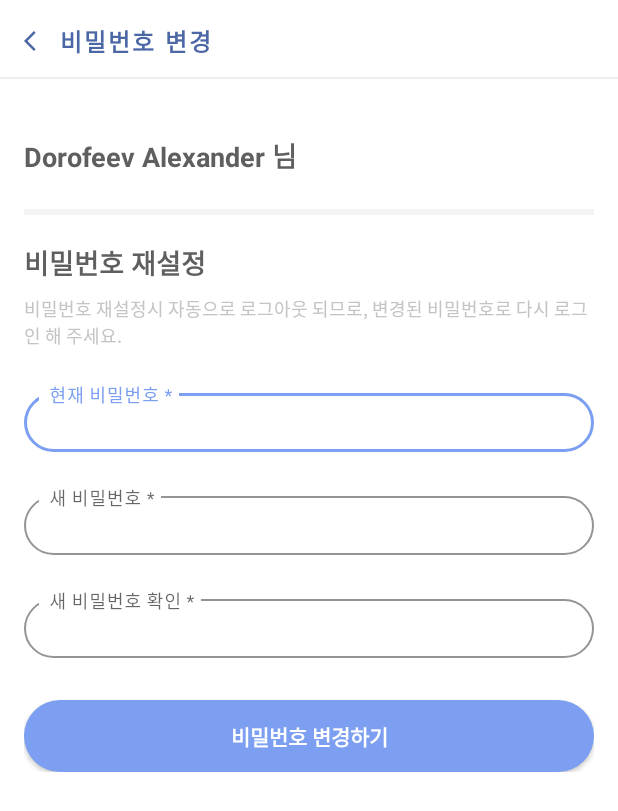
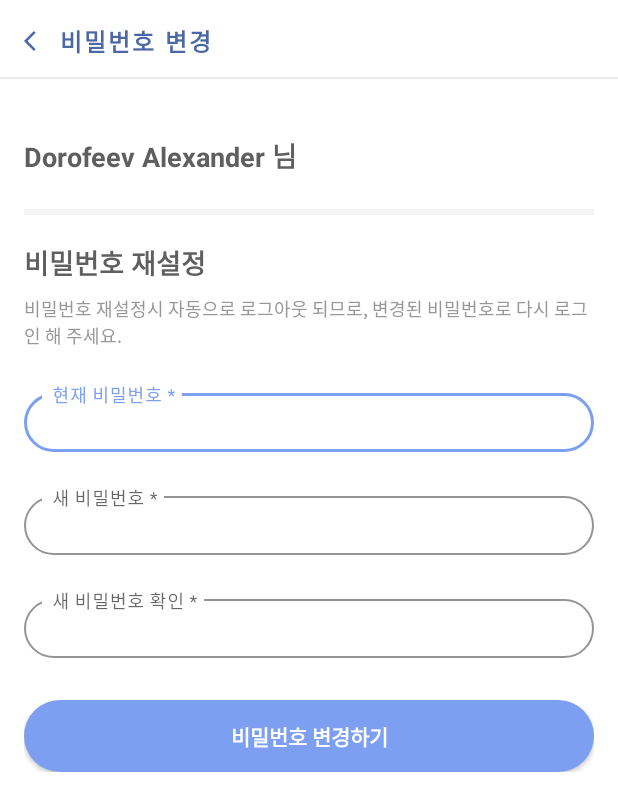
Before and after one commit to MapoTenTeam/APP, an Android app: the layout fragment_business_account_01_03.xml on its own in the app's theme, with its tools: preview values and no code run, on a phone screen of 412 x 824 dp. Shown: the top 811 px of the screen. Run offline under Robolectric (Android 15) with nearby library versions, the phone set to English and light mode, and no system bars.

Commit message:
ADD : style

```diff
--- a/MapoTen/app/src/main/res/layout/fragment_business_account_01_03.xml
+++ b/MapoTen/app/src/main/res/layout/fragment_business_account_01_03.xml
@@ -23,19 +23,19 @@
             android:drawableLeft="@drawable/ic_baseline_arrow_back_16"
             android:text="비밀번호 변경"
             android:textColor="@color/main_darkBlue"
-            android:textSize="16sp"
+            android:textSize="@dimen/text_16"
             android:textStyle="bold" />
 
         <View
             android:layout_width="match_parent"
             android:layout_height="1dp"
-            android:background="#50c4c4c4" />
+            android:background="#60c4c4c4" />
     </LinearLayout>
 
     <androidx.constraintlayout.widget.ConstraintLayout
         android:layout_width="match_parent"
         android:layout_height="match_parent"
-        android:layout_marginHorizontal="16dp"
+        android:layout_marginHorizontal="@dimen/margin_16"
         android:layout_marginTop="90dp"
         tools:context=".MainActivity">
 
@@ -52,7 +52,7 @@
                 android:layout_height="wrap_content"
                 android:text="Dorofeev Alexander 님"
                 android:textColor="@color/text_darkGrey"
-                android:textSize="18sp"
+                android:textSize="@dimen/text_18"
                 android:textStyle="bold" />
 
             <View
@@ -76,106 +76,60 @@
                 android:layout_height="wrap_content"
                 android:layout_marginTop="8dp"
                 android:text="비밀번호 재설정시 자동으로 로그아웃 되므로, 변경된 비밀번호로 다시 로그인 해 주세요."
-                android:textColor="@color/text_lightGrey"
+                android:textColor="@color/text_middleGrey"
                 android:textFontWeight="400"
-                android:textSize="12sp"
+                android:textSize="@dimen/text_12"
                 android:textStyle="normal" />
 
             <com.google.android.material.textfield.TextInputLayout
                 android:id="@+id/passwordLayout"
-                style="@style/Widget.MaterialComponents.TextInputLayout.OutlinedBox"
+                style="@style/TextInputLayoutStyle"
                 android:layout_width="match_parent"
                 android:layout_height="wrap_content"
-                android:layout_marginTop="24dp"
-                android:hint=" 현재 비밀번호 *"
-                app:boxCornerRadiusBottomEnd="30dp"
-                app:boxCornerRadiusBottomStart="30dp"
-                app:boxCornerRadiusTopEnd="30dp"
-                app:boxCornerRadiusTopStart="30dp"
-                app:boxStrokeColor="@color/main_skyBlue"
-                app:expandedHintEnabled="false"
-                app:hintTextColor="@color/main_skyBlue"
-                app:shapeAppearance="@drawable/bg_password_input">
+                android:hint=" 현재 비밀번호 *">
 
                 <com.google.android.material.textfield.TextInputEditText
                     android:id="@+id/password"
+                    style="@style/PasswordTextInputEditTextStyle"
                     android:layout_width="match_parent"
                     android:layout_height="wrap_content"
-                    android:layout_marginTop="4dp"
-                    android:inputType="textPassword"
-                    android:paddingVertical="10dp"
-                    android:paddingStart="14dp"
-                    android:textSize="@dimen/text_14"
-                    android:textColor="@color/text_lightGrey"
-                    android:textCursorDrawable="@null" />
+                    android:paddingVertical="10dp" />
             </com.google.android.material.textfield.TextInputLayout>
 
             <com.google.android.material.textfield.TextInputLayout
-                style="@style/Widget.MaterialComponents.TextInputLayout.OutlinedBox"
+                style="@style/TextInputLayoutStyle"
                 android:layout_width="match_parent"
                 android:layout_height="wrap_content"
-                android:layout_marginTop="24dp"
-                android:hint=" 새 비밀번호 *"
-                app:boxCornerRadiusBottomEnd="30dp"
-                app:boxCornerRadiusBottomStart="30dp"
-                app:boxCornerRadiusTopEnd="30dp"
-                app:boxCornerRadiusTopStart="30dp"
-                app:boxStrokeColor="@color/main_skyBlue"
-                app:expandedHintEnabled="false"
-                app:hintTextColor="@color/main_skyBlue"
-                app:shapeAppearance="@drawable/bg_password_input">
+                android:hint=" 새 비밀번호 *">
 
                 <com.google.android.material.textfield.TextInputEditText
                     android:id="@+id/newPassword"
+                    style="@style/PasswordTextInputEditTextStyle"
                     android:layout_width="match_parent"
                     android:layout_height="wrap_content"
-                    android:layout_marginTop="4dp"
-                    android:inputType="textPassword"
-                    android:paddingVertical="10dp"
-                    android:paddingStart="14dp"
-                    android:textSize="@dimen/text_14"
-                    android:textColor="@color/text_lightGrey"
-                    android:textCursorDrawable="@null" />
+                    android:paddingVertical="@dimen/padding_10" />
             </com.google.android.material.textfield.TextInputLayout>
 
             <com.google.android.material.textfield.TextInputLayout
-                style="@style/Widget.MaterialComponents.TextInputLayout.OutlinedBox"
+                style="@style/TextInputLayoutStyle"
                 android:layout_width="match_parent"
                 android:layout_height="wrap_content"
-                android:layout_marginTop="24dp"
-                android:hint=" 새 비밀번호 확인 *"
-                app:boxCornerRadiusBottomEnd="30dp"
-                app:boxCornerRadiusBottomStart="30dp"
-                app:boxCornerRadiusTopEnd="30dp"
-                app:boxCornerRadiusTopStart="30dp"
-                app:boxStrokeColor="@color/main_skyBlue"
-                app:expandedHintEnabled="false"
-                app:hintTextColor="@color/main_skyBlue"
-                app:shapeAppearance="@drawable/bg_password_input">
+                android:hint=" 새 비밀번호 확인 *">
 
                 <com.google.android.material.textfield.TextInputEditText
                     android:id="@+id/confirmNewPassword"
+                    style="@style/PasswordTextInputEditTextStyle"
                     android:layout_width="match_parent"
                     android:layout_height="wrap_content"
-                    android:layout_marginTop="4dp"
-                    android:inputType="textPassword"
-                    android:paddingVertical="10dp"
-                    android:paddingStart="14dp"
-                    android:textSize="@dimen/text_14"
-                    android:textColor="@color/text_lightGrey"
-                    android:textCursorDrawable="@null" />
+                    android:paddingVertical="@dimen/padding_10" />
             </com.google.android.material.textfield.TextInputLayout>
 
             <androidx.appcompat.widget.AppCompatButton
                 android:id="@+id/submitButton"
+                style="@style/ButtonStyle"
                 android:layout_width="match_parent"
                 android:layout_height="wrap_content"
-                android:layout_marginTop="28dp"
-                android:background="@drawable/bg_password_button"
-                android:text="비밀번호 변경하기"
-                android:textColor="@color/white"
-                android:textSize="14sp"
-                android:textStyle="bold" />
+                android:text="비밀번호 변경하기" />
         </LinearLayout>
     </androidx.constraintlayout.widget.ConstraintLayout>
 
--- /dev/null
+++ b/MapoTen/app/src/main/res/values/style.xml
@@ -0,0 +1,30 @@
+<?xml version="1.0" encoding="utf-8"?>
+<resources>
+    <style name="ButtonStyle" parent="Widget.AppCompat.Button">
+        <item name="android:layout_marginTop">28dp</item>
+        <item name="android:background">@drawable/bg_password_button</item>
+        <item name="android:textColor">@color/white</item>
+        <item name="android:textSize">@dimen/text_14</item>
+        <item name="android:textStyle">bold</item>
+    </style>
+
+    <style name="TextInputLayoutStyle" parent="Widget.MaterialComponents.TextInputLayout.OutlinedBox">
+        <item name="android:layout_marginTop">@dimen/margin_24</item>
+        <item name="boxCornerRadiusBottomEnd">@dimen/button_radius</item>
+        <item name="boxCornerRadiusBottomStart">@dimen/button_radius</item>
+        <item name="boxCornerRadiusTopEnd">@dimen/button_radius</item>
+        <item name="boxCornerRadiusTopStart">@dimen/button_radius</item>
+        <item name="boxStrokeColor">@color/main_skyBlue</item>
+        <item name="expandedHintEnabled">false</item>
+        <item name="hintTextColor">@color/main_skyBlue</item>
+        <item name="shapeAppearance">@drawable/bg_password_input</item>
+    </style>
+    <style name="PasswordTextInputEditTextStyle" parent="Widget.AppCompat.EditText">
+        <item name="android:layout_marginTop">@dimen/margin_4</item>
+        <item name="android:inputType">textPassword</item>
+        <item name="paddingStart">14dp</item>
+        <item name="android:textSize">@dimen/text_14</item>
+        <item name="android:textColor">@color/text_lightGrey</item>
+        <item name="android:textCursorDrawable">@null</item>
+    </style>
+</resources>
```
